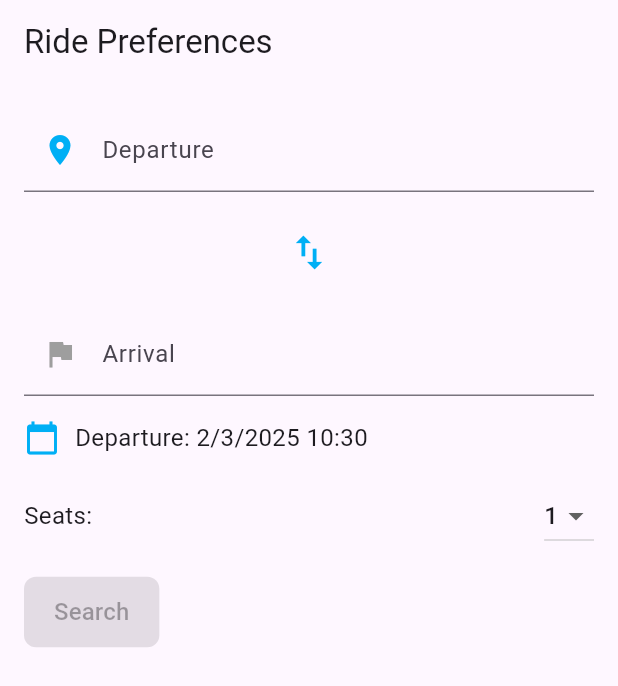
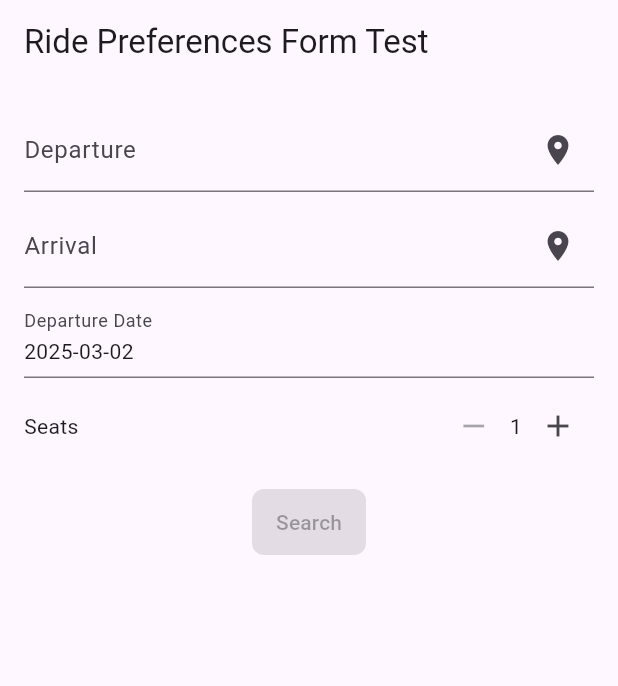
Before and after one commit to Mrkhun99/Limkhun-kim2, a Flutter app: the screen it shows after launch, on a phone screen of 412 x 824 dp. Shown: the top 686 px of the screen. Run offline on Flutter 3.47's test engine with Material 3 defaults, Android fonts, the phone set to English and light mode, and no system bars; project files that could hold a hidden picture were left out.

Commit message:
implement ride preference

```diff
--- a/Week 3/lib/main.dart
+++ b/Week 3/lib/main.dart
@@ -7,7 +7,7 @@ import 'screens/test_blah_btn.dart';
 
 void main() {
   runApp(MaterialApp(
-    home: RidePrefScreen(), // Set test screen as the home screen
+    home: RidePrefFormTest(), // Set test screen as the home screen
   ));
 }
 
--- a/Week 3/lib/screens/ride_pref/ride_pref_screen.dart
+++ b/Week 3/lib/screens/ride_pref/ride_pref_screen.dart
@@ -1,21 +1,18 @@
 import 'package:flutter/material.dart';
-import 'widgets/ride_pref_form.dart';
+import 'package:week_3_blabla_project/screens/ride_pref/widgets/ride_pref_form.dart';
 
-class RidePrefScreen extends StatelessWidget {
-  const RidePrefScreen({Key? key}) : super(key: key);
+class RidePrefFormTest extends StatelessWidget {
+  const RidePrefFormTest({super.key});
 
-  void _handleSearch(String departure, String arrival, DateTime date, int seats) {
-    print("Searching for rides from $departure to $arrival on $date for $seats seats");
+  void _onSearch(String departure, String arrival, DateTime date, int seats) {
+    print("Searching rides from $departure to $arrival on $date for $seats seat(s)");
   }
 
   @override
   Widget build(BuildContext context) {
     return Scaffold(
-      appBar: AppBar(title: const Text("Ride Preferences")),
-      body: Padding(
-        padding: const EdgeInsets.all(16.0),
-        child: RidePrefForm(onSubmit: _handleSearch),
-      ),
+      appBar: AppBar(title: const Text("Ride Preferences Form Test")),
+      body: RidePrefForm(onSearch: _onSearch),
     );
   }
 }
--- a/Week 3/lib/screens/ride_pref/widgets/ride_pref_form.dart
+++ b/Week 3/lib/screens/ride_pref/widgets/ride_pref_form.dart
@@ -1,170 +1,114 @@
 import 'package:flutter/material.dart';
-import 'package:week_3_blabla_project/screens/location_screen.dart';
 import 'package:week_3_blabla_project/widgets/actions/blah_btn.dart';
-import '../../../theme/theme.dart';
-import '../../../utils/date_utils.dart' as MyDateUtils;
-import '../../../utils/animations_util.dart';
 
 class RidePrefForm extends StatefulWidget {
-  final String? departureLocation;
-  final String? arrivalLocation;
-  final DateTime? departureDate;
-  final int requestedSeats;
-  final void Function(String, String, DateTime, int) onSubmit;
+  final Function(String departure, String arrival, DateTime date, int seats) onSearch;
 
-  const RidePrefForm({
-    Key? key,
-    this.departureLocation,
-    this.arrivalLocation,
-    this.departureDate,
-    this.requestedSeats = 1,
-    required this.onSubmit,
-  }) : super(key: key);
+  const RidePrefForm({Key? key, required this.onSearch}) : super(key: key);
 
   @override
   _RidePrefFormState createState() => _RidePrefFormState();
 }
 
 class _RidePrefFormState extends State<RidePrefForm> {
-  late TextEditingController _departureController;
-  late TextEditingController _arrivalController;
-  late DateTime _selectedDate;
-  late int _selectedSeats;
+  String? departure;
+  String? arrival;
+  DateTime? departureDate = DateTime.now();
+  int seats = 1;
 
-  final MyDateUtils.DateUtils dateUtils = MyDateUtils.DateUtils();
+  bool get isSearchEnabled => departure != null && arrival != null;
 
-  @override
-  void initState() {
-    super.initState();
-    _departureController = TextEditingController(text: widget.departureLocation ?? '');
-    _arrivalController = TextEditingController(text: widget.arrivalLocation ?? '');
-    _selectedDate = widget.departureDate ?? DateTime.now();
-    _selectedSeats = widget.requestedSeats;
-  }
-
-  /// Swap departure and arrival locations
-  void _switchLocations() {
-    setState(() {
-      String temp = _departureController.text;
-      _departureController.text = _arrivalController.text;
-      _arrivalController.text = temp;
-    });
-  }
-
-  /// Navigate to Location Picker with Animation
-  void _pickLocation(BuildContext context) {
-    Navigator.of(context).push(
-      AnimationUtils.createBottomToTopRoute(const LocationPickerScreen()),
-    );
-  }
-
-  /// Safe Date Picker with Valid Ranges
-  void _pickDate(BuildContext context) async {
-    final today = DateTime.now();
+  void _pickDate() async {
     DateTime? picked = await showDatePicker(
       context: context,
-      initialDate: _selectedDate.isBefore(today) ? today : _selectedDate,
-      firstDate: today,
-      lastDate: today.add(const Duration(days: 365)),
+      initialDate: departureDate!,
+      firstDate: DateTime.now(),
+      lastDate: DateTime.now().add(const Duration(days: 365)),
     );
     if (picked != null) {
-      setState(() {
-        _selectedDate = picked;
-      });
+      setState(() => departureDate = picked);
     }
   }
 
-  bool _isFormValid() {
-    return _departureController.text.isNotEmpty && _arrivalController.text.isNotEmpty;
+  void _switchLocations() {
+    setState(() {
+      final temp = departure;
+      departure = arrival;
+      arrival = temp;
+    });
   }
 
   @override
   Widget build(BuildContext context) {
-    return Column(
-      crossAxisAlignment: CrossAxisAlignment.start,
+    return Padding(
+      padding: const EdgeInsets.all(16),
+      child: Column(
         children: [
           // Departure Field
           TextField(
-          controller: _departureController,
             decoration: InputDecoration(
               labelText: "Departure",
-            prefixIcon: Icon(Icons.location_on, color: BlaColors.primary),
+              suffixIcon: Icon(Icons.location_on),
             ),
+            onChanged: (value) => setState(() => departure = value),
           ),
-        const SizedBox(height: 16.0),
 
-        // Switch Locations Button
-        Center(
-          child: IconButton(
-            icon: Icon(Icons.swap_vert, size: 30, color: BlaColors.primary),
-            onPressed: _switchLocations,
-          ),
-        ),
-        const SizedBox(height: 16.0),
+          const SizedBox(height: 8),
 
           // Arrival Field
           TextField(
-          controller: _arrivalController,
             decoration: InputDecoration(
               labelText: "Arrival",
-            prefixIcon: Icon(Icons.flag, color: BlaColors.secondary ?? Colors.grey),
+              suffixIcon: Icon(Icons.location_on),
+            ),
+            onChanged: (value) => setState(() => arrival = value),
+          ),
+
+          const SizedBox(height: 8),
+
+          // Date Picker
+          InkWell(
+            onTap: _pickDate,
+            child: InputDecorator(
+              decoration: const InputDecoration(labelText: "Departure Date"),
+              child: Text("${departureDate!.toLocal()}".split(' ')[0]),
             ),
           ),
-        const SizedBox(height: 16.0),
 
-        // Date Picker
-        GestureDetector(
-          onTap: () => _pickDate(context),
-          child: Row(
+          const SizedBox(height: 8),
+
+          // Seat Picker
+          Row(
+            mainAxisAlignment: MainAxisAlignment.spaceBetween,
             children: [
-              Icon(Icons.calendar_today, color: BlaColors.primary),
-              const SizedBox(width: 10),
-              Text(
-                "Departure: ${dateUtils.formatDateTime(_selectedDate)}",
-                style: BlaTextStyles.body,
+              const Text("Seats"),
+              Row(
+                children: [
+                  IconButton(
+                    icon: const Icon(Icons.remove),
+                    onPressed: seats > 1 ? () => setState(() => seats--) : null,
+                  ),
+                  Text(seats.toString()),
+                  IconButton(
+                    icon: const Icon(Icons.add),
+                    onPressed: () => setState(() => seats++),
                   ),
                 ],
               ),
-        ),
-        const SizedBox(height: 16.0),
-
-        // Seat Picker (Spinner)
-        Row(
-          mainAxisAlignment: MainAxisAlignment.spaceBetween,
-          children: [
-            Text("Seats:", style: BlaTextStyles.body),
-            DropdownButton<int>(
-              value: _selectedSeats,
-              items: List.generate(5, (index) => index + 1)
-                  .map((num) => DropdownMenuItem(
-                        value: num,
-                        child: Text(num.toString()),
-                      ))
-                  .toList(),
-              onChanged: (value) {
-                setState(() {
-                  _selectedSeats = value ?? 1;
-                });
-              },
-            ),
             ],
           ),
-        const SizedBox(height: 16.0),
+
+          const SizedBox(height: 16),
 
           // Search Button
           BlaButton(
             label: "Search",
-          text: "Search",
-          onPressed: _isFormValid()
-              ? () => widget.onSubmit(
-                    _departureController.text,
-                    _arrivalController.text,
-                    _selectedDate,
-                    _selectedSeats,
-                  )
+            onPressed: isSearchEnabled
+                ? () => widget.onSearch(departure!, arrival!, departureDate!, seats)
                 : null,
           ),
         ],
+      ),
     );
   }
 }
--- a/Week 3/lib/widgets/actions/blah_btn.dart
+++ b/Week 3/lib/widgets/actions/blah_btn.dart
@@ -1,39 +1,42 @@
 import 'package:flutter/material.dart';
+import 'package:week_3_blabla_project/theme/theme.dart';
+
+enum BlaButtonType { primary, secondary }
 
 class BlaButton extends StatelessWidget {
-  final String text;
+  final String label;
   final VoidCallback? onPressed;
-  final bool isPrimary;
+  final BlaButtonType type;
   final IconData? icon;
 
   const BlaButton({
     Key? key,
-    required this.text,
-    required this.onPressed,
-    this.isPrimary = true,
-    this.icon, required String label,
+    required this.label,
+    this.onPressed,
+    this.type = BlaButtonType.primary,
+    this.icon,
   }) : super(key: key);
 
   @override
   Widget build(BuildContext context) {
+    final isPrimary = type == BlaButtonType.primary;
+
     return ElevatedButton(
-      onPressed: onPressed,
       style: ElevatedButton.styleFrom(
-        backgroundColor: isPrimary ? Colors.blue : Colors.grey,
-        foregroundColor: Colors.white,
-        padding: EdgeInsets.symmetric(vertical: 12, horizontal: 20),
+        backgroundColor: isPrimary ? BlaColors.primary : BlaColors.secondary,
+        foregroundColor: Colors.red,
+        padding: const EdgeInsets.symmetric(vertical: 12, horizontal: 16),
         shape: RoundedRectangleBorder(
           borderRadius: BorderRadius.circular(8),
         ),
       ),
+      onPressed: onPressed,
       child: Row(
         mainAxisSize: MainAxisSize.min,
         children: [
-          if (icon != null) ...[
-            Icon(icon, size: 18),
-            SizedBox(width: 8),
-          ],
-          Text(text, style: TextStyle(fontSize: 16)),
+          if (icon != null) Icon(icon, size: 20, color: Colors.white),
+          if (icon != null) const SizedBox(width: 8),
+          Text(label, style: BlaTextStyles.button),
         ],
       ),
     );
```
Also changed, not shown: Week 3/lib/screens/location_picker.dart (added, +63 -0 lines), Week 3/lib/screens/location_screen.dart (+27 -7 lines), Week 3/lib/screens/test_blah_btn.dart (+15 -8 lines). Lines whose indentation alone changed are shown as unchanged.
